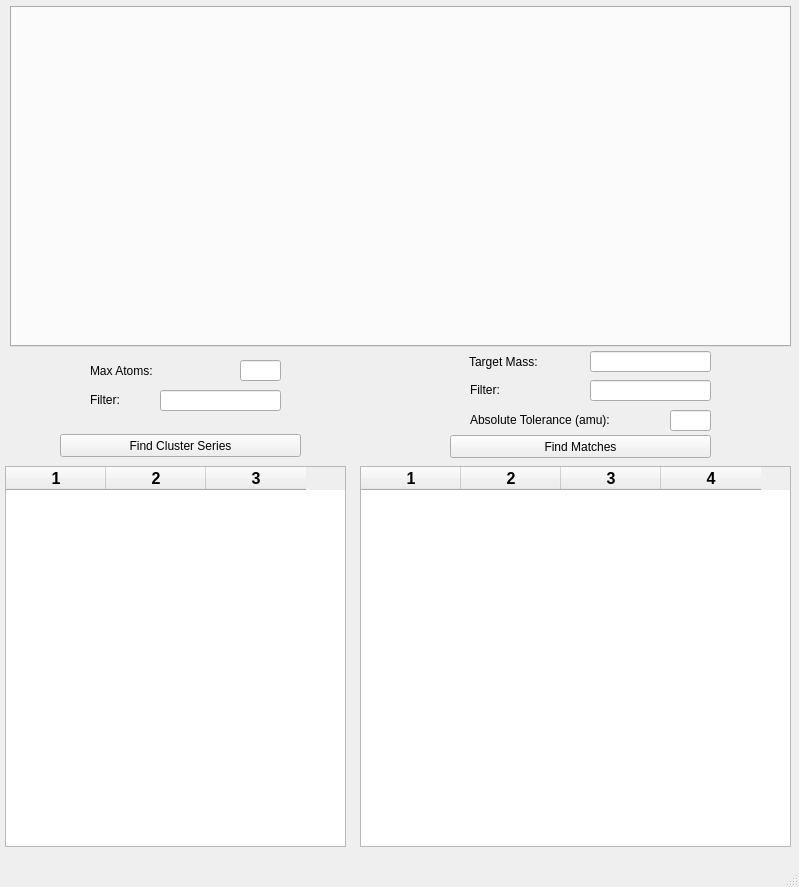
Qt form clusteridv2b.ui (BrendanSweeny/clusterid) before a commit.
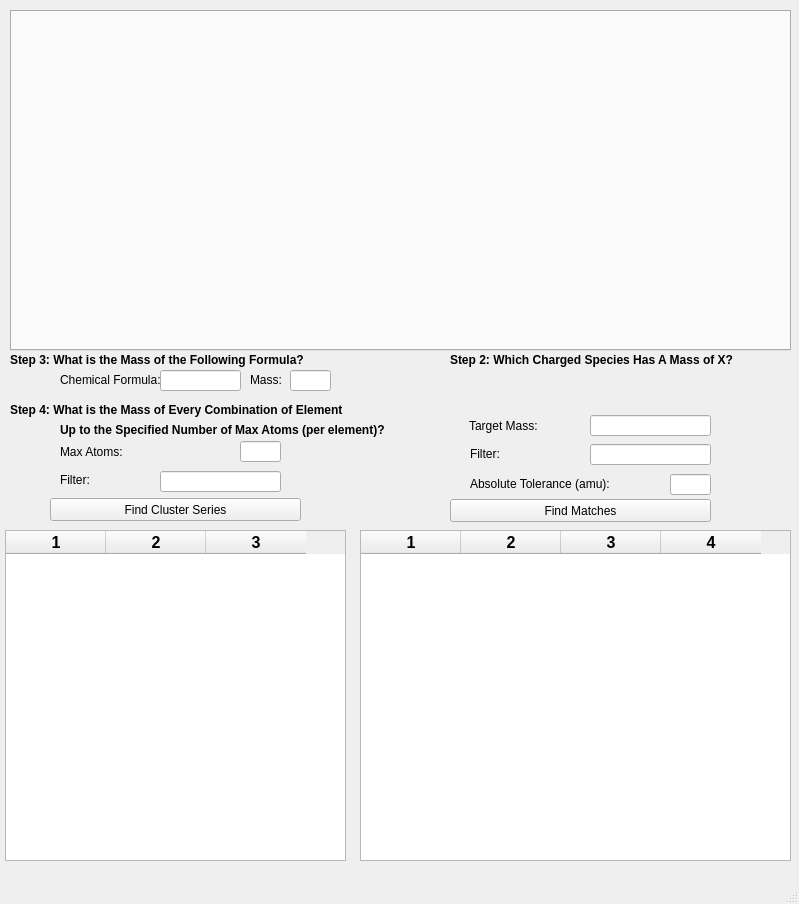
The same form after that commit.

What changed in the file:
```diff
--- a/clusteridv2b.ui
+++ b/clusteridv2b.ui
@@ -7,7 +7,7 @@
     <x>0</x>
     <y>0</y>
     <width>799</width>
-    <height>887</height>
+    <height>904</height>
    </rect>
   </property>
   <property name="windowTitle">
@@ -18,7 +18,7 @@
     <property name="geometry">
      <rect>
       <x>450</x>
-      <y>435</y>
+      <y>499</y>
       <width>261</width>
       <height>23</height>
      </rect>
@@ -31,7 +31,7 @@
     <property name="geometry">
      <rect>
       <x>470</x>
-      <y>410</y>
+      <y>474</y>
       <width>191</width>
       <height>20</height>
      </rect>
@@ -43,8 +43,8 @@
    <widget class="QLabel" name="label_6">
     <property name="geometry">
      <rect>
-      <x>90</x>
-      <y>355</y>
+      <x>60</x>
+      <y>436</y>
       <width>101</width>
       <height>31</height>
      </rect>
@@ -57,7 +57,7 @@
     <property name="geometry">
      <rect>
       <x>469</x>
-      <y>352</y>
+      <y>416</y>
       <width>91</width>
       <height>20</height>
      </rect>
@@ -70,7 +70,7 @@
     <property name="geometry">
      <rect>
       <x>160</x>
-      <y>390</y>
+      <y>471</y>
       <width>121</width>
       <height>21</height>
      </rect>
@@ -79,9 +79,9 @@
    <widget class="QPushButton" name="btnFindClusterSeries">
     <property name="geometry">
      <rect>
-      <x>60</x>
-      <y>434</y>
-      <width>241</width>
+      <x>50</x>
+      <y>498</y>
+      <width>251</width>
       <height>23</height>
      </rect>
     </property>
@@ -93,7 +93,7 @@
     <property name="geometry">
      <rect>
       <x>240</x>
-      <y>360</y>
+      <y>441</y>
       <width>41</width>
       <height>21</height>
      </rect>
@@ -103,7 +103,7 @@
     <property name="geometry">
      <rect>
       <x>590</x>
-      <y>351</y>
+      <y>415</y>
       <width>121</width>
       <height>21</height>
      </rect>
@@ -113,7 +113,7 @@
     <property name="geometry">
      <rect>
       <x>670</x>
-      <y>410</y>
+      <y>474</y>
       <width>41</width>
       <height>21</height>
      </rect>
@@ -122,8 +122,8 @@
    <widget class="QLabel" name="label_4">
     <property name="geometry">
      <rect>
-      <x>90</x>
-      <y>390</y>
+      <x>60</x>
+      <y>470</y>
       <width>41</width>
       <height>20</height>
      </rect>
@@ -136,9 +136,9 @@
     <property name="geometry">
      <rect>
       <x>360</x>
-      <y>466</y>
+      <y>530</y>
       <width>431</width>
-      <height>381</height>
+      <height>331</height>
      </rect>
     </property>
     <property name="font">
@@ -172,7 +172,7 @@
     <property name="geometry">
      <rect>
       <x>10</x>
-      <y>6</y>
+      <y>10</y>
       <width>781</width>
       <height>341</height>
      </rect>
@@ -185,7 +185,7 @@
     <property name="geometry">
      <rect>
       <x>590</x>
-      <y>380</y>
+      <y>444</y>
       <width>121</width>
       <height>21</height>
      </rect>
@@ -195,7 +195,7 @@
     <property name="geometry">
      <rect>
       <x>470</x>
-      <y>380</y>
+      <y>444</y>
       <width>41</width>
       <height>20</height>
      </rect>
@@ -208,9 +208,9 @@
     <property name="geometry">
      <rect>
       <x>5</x>
-      <y>466</y>
+      <y>530</y>
       <width>341</width>
-      <height>381</height>
+      <height>331</height>
      </rect>
     </property>
     <property name="font">
@@ -233,6 +233,135 @@
     <column/>
     <column/>
    </widget>
+   <widget class="QLabel" name="label_2">
+    <property name="geometry">
+     <rect>
+      <x>450</x>
+      <y>350</y>
+      <width>321</width>
+      <height>20</height>
+     </rect>
+    </property>
+    <property name="font">
+     <font>
+      <pointsize>9</pointsize>
+      <weight>75</weight>
+      <bold>true</bold>
+     </font>
+    </property>
+    <property name="text">
+     <string>Step 2: Which Charged Species Has A Mass of X?</string>
+    </property>
+   </widget>
+   <widget class="QLabel" name="label_3">
+    <property name="geometry">
+     <rect>
+      <x>10</x>
+      <y>400</y>
+      <width>511</width>
+      <height>20</height>
+     </rect>
+    </property>
+    <property name="font">
+     <font>
+      <pointsize>9</pointsize>
+      <weight>75</weight>
+      <bold>true</bold>
+     </font>
+    </property>
+    <property name="text">
+     <string>Step 4: What is the Mass of Every Combination of Element</string>
+    </property>
+   </widget>
+   <widget class="QLabel" name="label_8">
+    <property name="geometry">
+     <rect>
+      <x>10</x>
+      <y>350</y>
+      <width>341</width>
+      <height>20</height>
+     </rect>
+    </property>
+    <property name="font">
+     <font>
+      <pointsize>9</pointsize>
+      <weight>75</weight>
+      <bold>true</bold>
+     </font>
+    </property>
+    <property name="text">
+     <string>Step 3: What is the Mass of the Following Formula?</string>
+    </property>
+   </widget>
+   <widget class="QLabel" name="label_9">
+    <property name="geometry">
+     <rect>
+      <x>60</x>
+      <y>420</y>
+      <width>511</width>
+      <height>20</height>
+     </rect>
+    </property>
+    <property name="font">
+     <font>
+      <pointsize>9</pointsize>
+      <weight>75</weight>
+      <bold>true</bold>
+     </font>
+    </property>
+    <property name="text">
+     <string>Up to the Specified Number of Max Atoms (per element)?</string>
+    </property>
+   </widget>
+   <widget class="QLabel" name="label_10">
+    <property name="geometry">
+     <rect>
+      <x>60</x>
+      <y>370</y>
+      <width>111</width>
+      <height>20</height>
+     </rect>
+    </property>
+    <property name="text">
+     <string>Chemical Formula:</string>
+    </property>
+   </widget>
+   <widget class="QLineEdit" name="formulaLineEdit">
+    <property name="geometry">
+     <rect>
+      <x>160</x>
+      <y>370</y>
+      <width>81</width>
+      <height>21</height>
+     </rect>
+    </property>
+   </widget>
+   <widget class="QLineEdit" name="formulaMassLineEdit">
+    <property name="geometry">
+     <rect>
+      <x>290</x>
+      <y>370</y>
+      <width>41</width>
+      <height>21</height>
+     </rect>
+    </property>
+    <property name="readOnly">
+     <bool>true</bool>
+    </property>
+   </widget>
+   <widget class="QLabel" name="label_11">
+    <property name="geometry">
+     <rect>
+      <x>250</x>
+      <y>370</y>
+      <width>41</width>
+      <height>20</height>
+     </rect>
+    </property>
+    <property name="text">
+     <string>Mass:</string>
+    </property>
+   </widget>
   </widget>
   <widget class="QMenuBar" name="menubar">
    <property name="geometry">
```
